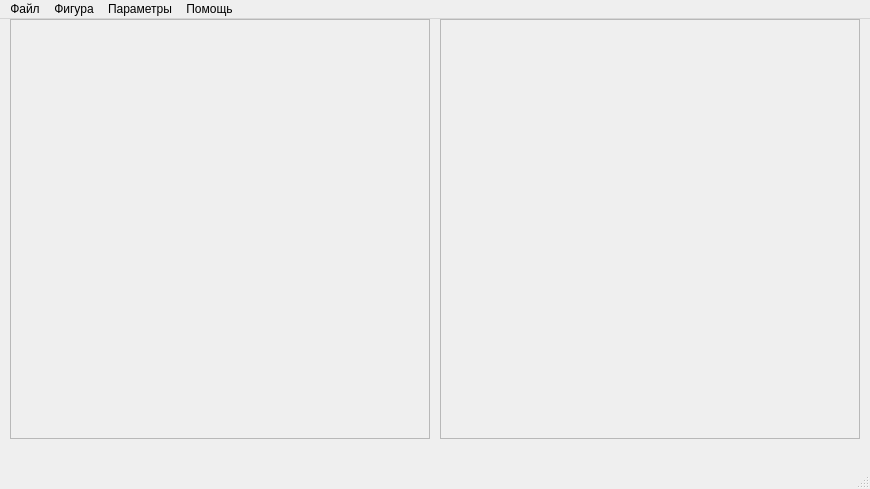
The window that resources/ui/main.ui (SPC-project/Regular-Divider) describes before a commit, drawn with Qt 5.
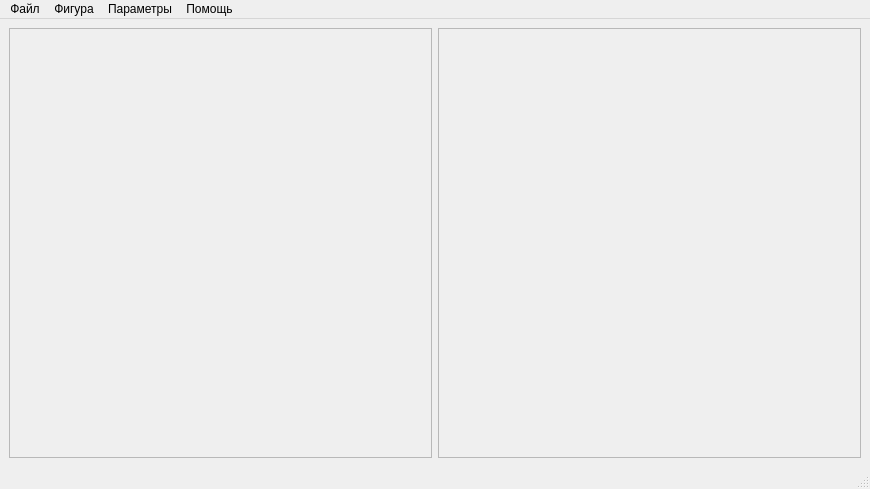
The same window after the commit. Icons and pictures are not drawn.

Patch:
```diff
--- a/resources/ui/main.ui
+++ b/resources/ui/main.ui
@@ -23,15 +23,9 @@
    <bool>false</bool>
   </property>
   <widget class="QWidget" name="centralwidget">
+   <layout class="QHBoxLayout" name="horizontalLayout">
+    <item>
    <widget class="QFrame" name="canvas_figure">
-    <property name="geometry">
-     <rect>
-      <x>10</x>
-      <y>0</y>
-      <width>420</width>
-      <height>420</height>
-     </rect>
-    </property>
     <property name="frameShape">
      <enum>QFrame::StyledPanel</enum>
     </property>
@@ -39,15 +33,9 @@
      <enum>QFrame::Raised</enum>
     </property>
    </widget>
+    </item>
+    <item>
    <widget class="QFrame" name="canvas_mesh">
-    <property name="geometry">
-     <rect>
-      <x>440</x>
-      <y>0</y>
-      <width>420</width>
-      <height>420</height>
-     </rect>
-    </property>
     <property name="frameShape">
      <enum>QFrame::StyledPanel</enum>
     </property>
@@ -55,6 +43,8 @@
      <enum>QFrame::Raised</enum>
     </property>
    </widget>
+    </item>
+   </layout>
   </widget>
   <widget class="QMenuBar" name="menubar">
    <property name="geometry">
```
Left out of the diff: 54 changed lines with no effect on the pictures. Lines whose indentation alone changed are shown as unchanged.
